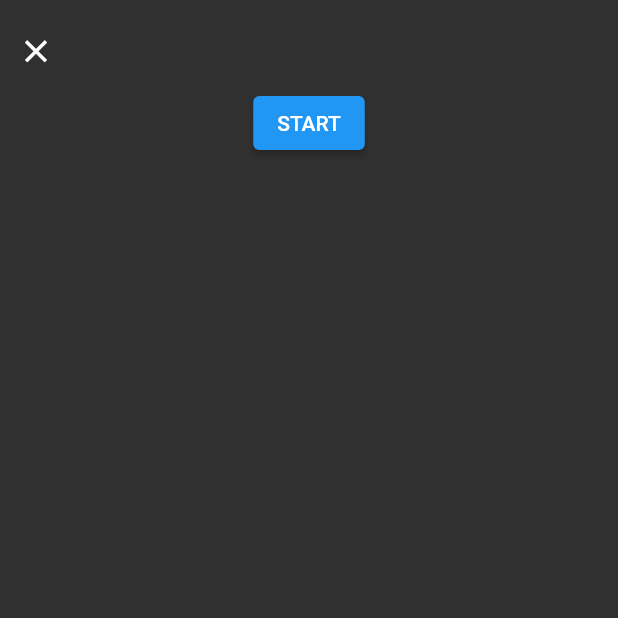
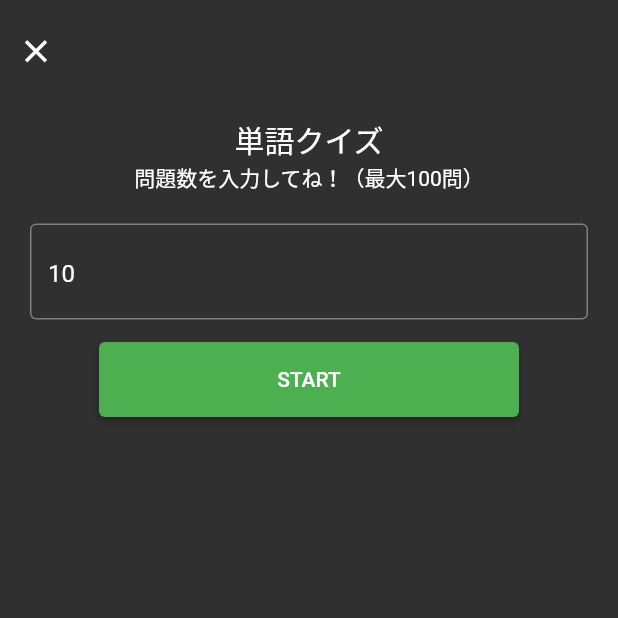
Before and after one commit to arie0703/Portan_app, a Flutter app: the QuizView screen opened directly, on a phone screen of 412 x 824 dp, the top half of it. Run offline on Flutter 3.47's test engine with Material 2 defaults, Android fonts, the phone set to English and light mode, and no system bars; our stand-ins replace cloud_firestore, device_info_plus, flutter_tts; accounts and stored records are empty.

Commit message:
リリース前準備: ボタンの色変更&クイズの問題数を設定できるように

```diff
--- a/lib/Quiz/ModeSelection.dart
+++ b/lib/Quiz/ModeSelection.dart
@@ -36,7 +36,7 @@ class ModeSelection extends StatelessWidget {
                 },
                 child: Text("ポルトガル語　→　日本語"),
                 style: ElevatedButton.styleFrom(
-                  primary: Colors.orange, //ボタンの背景色
+                  primary: Colors.green, //ボタンの背景色
                 ),
             ),
 
@@ -62,7 +62,7 @@ class ModeSelection extends StatelessWidget {
                   },
                   child: Text("日本語　→　ポルトガル語"),
                   style: ElevatedButton.styleFrom(
-                    primary: Colors.orange, //ボタンの背景色
+                    primary: Colors.green, //ボタンの背景色
                   ),
               )
           ),
--- a/lib/Quiz/QuestionArea.dart
+++ b/lib/Quiz/QuestionArea.dart
@@ -78,7 +78,7 @@ class _QuestionAreaState extends State<QuestionArea> {
                                 onPressed: () {
                                   context.read<QuizStatus>().correctAnswer();
                                   Navigator.pop(context);
-                                  if (context.read<QuizStatus>().currentQuestion < 10) {
+                                  if (context.read<QuizStatus>().currentQuestion < context.read<QuizStatus>().numberOfQuestion) {
                                     context.read<QuizStatus>().goNext();
                                   } else {
                                     context.read<QuizStatus>().end();
@@ -103,7 +103,7 @@ class _QuestionAreaState extends State<QuestionArea> {
                               onPressed: () {
                                 Navigator.pop(context);
                                 context.read<QuizStatus>().addWrongWords(widget.question, answer);
-                                if (context.read<QuizStatus>().currentQuestion < 10) {
+                                if (context.read<QuizStatus>().currentQuestion < context.read<QuizStatus>().numberOfQuestion ) {
                                   context.read<QuizStatus>().goNext();
                                 } else {
                                   context.read<QuizStatus>().end();
@@ -121,7 +121,7 @@ class _QuestionAreaState extends State<QuestionArea> {
                 },
                 child: Text(widget.option[widget.shuffledIdx[i]]),
                 style: ElevatedButton.styleFrom(
-                  primary: Colors.orange, //ボタンの背景色
+                  primary: Colors.green, //ボタンの背景色
                 ),
               ),
             ),
--- a/lib/Quiz/QuizStatus.dart
+++ b/lib/Quiz/QuizStatus.dart
@@ -6,6 +6,7 @@ class QuizStatus with ChangeNotifier{
   int _currentQuestion = 1;
   int _correct = 0;
   int _selectedLanguage = 0; // 0 => ポルトガル語→日本語 1 => 日本語→ポルトガル語
+  int _numberOfQuestion = 10; // デフォルトは10
   List _wrongWords = [];
 
   bool get isStarted => _isStarted;
@@ -13,6 +14,7 @@ class QuizStatus with ChangeNotifier{
   int get currentQuestion => _currentQuestion;
   int get correct => _correct;
   int get selectedLanguage => _selectedLanguage;
+  int get numberOfQuestion => _numberOfQuestion;
   List get wrongWords => _wrongWords;
 
 
@@ -22,12 +24,13 @@ class QuizStatus with ChangeNotifier{
     notifyListeners();
   }
 
-  void start(language) {
+  void start(language, number) {
     _isStarted = true;
     _correct = 0;
     _currentQuestion = 1;
     _wrongWords = [];
     _selectedLanguage = language;
+    _numberOfQuestion = number;
     notifyListeners();
   }
 
--- a/lib/Quiz/QuizView.dart
+++ b/lib/Quiz/QuizView.dart
@@ -4,6 +4,7 @@ import 'package:por_app/Quiz/QuestionBuilder.dart';
 import 'package:por_app/Quiz/QuizStatus.dart';
 import 'package:provider/provider.dart';
 import 'package:por_app/Quiz/Result.dart';
+import 'package:por_app/Quiz/StartView.dart';
 
 class QuizView extends StatefulWidget {
   int language;
@@ -70,14 +71,7 @@ class _QuizViewState extends State<QuizView> {
                   Result()
 
                 else if (!context.watch<QuizStatus>().isStarted)
-                    ElevatedButton(
-                        onPressed: () {
-                          setState(() {
-                            context.read<QuizStatus>().start(widget.language);
-                          });
-                        },
-                        child: Text("START")
-                    ),
+                  StartView(widget.language)
 
                 // デバッグ用
                 // Text("isEnded: " + context.watch<QuizStatus>().isEnded.toString()),
--- /dev/null
+++ b/lib/Quiz/StartView.dart
@@ -0,0 +1,82 @@
+import 'package:flutter/material.dart';
+import 'package:flutter/services.dart';
+import 'package:por_app/Quiz/QuestionBuilder.dart';
+import 'package:por_app/Quiz/QuizStatus.dart';
+import 'package:por_app/Quiz/WrongAnswers.dart';
+import 'package:provider/provider.dart';
+import 'package:por_app/Words/WordCard.dart';
+
+class StartView extends StatelessWidget {
+  int language;
+  StartView(this.language);
+
+  int number = 10;
+
+  Widget build(BuildContext context) {
+    return Container(
+      margin: EdgeInsets.all(20),
+      child: Column(
+        children: [
+          Text(
+              "単語クイズ",
+            style: TextStyle(
+              fontSize: 20
+            )
+          ),
+          Text("問題数を入力してね！（最大100問）"),
+          SizedBox(height: 20),
+          TextField(
+            controller: TextEditingController(text: "10"),
+            decoration: InputDecoration(
+              border: OutlineInputBorder(),
+              hintText: '問題数を設定（デフォルトは10）',
+              focusedBorder:OutlineInputBorder(
+                borderSide: const BorderSide(color: Colors.green, width: 2.0),
+                borderRadius: BorderRadius.circular(5.0),
+              ),
+            ),
+            onChanged: (text) {
+              number = int.parse(text);
+            },
+            keyboardType: TextInputType.number,
+            inputFormatters: [FilteringTextInputFormatter.digitsOnly],
+          ),
+          SizedBox(height: 15),
+          SizedBox(
+            width: 280,
+            height: 50,
+            child: ElevatedButton(
+                onPressed: () {
+                  if (number <= 100 && number >= 1) {
+                    context.read<QuizStatus>().start(language, number);
+                  } else {
+                    showDialog(
+                        context: context,
+                        builder: (_) {
+                          return AlertDialog(
+                            title: Text("エラー"),
+                            content: Text("1~100の数字を入力してください。"),
+                            actions: <Widget>[
+                              TextButton(
+                                child: Text("Yes"),
+                                onPressed: () {
+                                  Navigator.pop(context);
+                                },
+                              ),
+                            ],
+                          );
+                        }
+                        );
+                  }
+                },
+                child: Text("START"),
+                style: ElevatedButton.styleFrom(
+                  primary: Colors.green,
+                )
+            ),
+          )
+        ],
+      ),
+    );
+  }
+}
--- a/lib/main.dart
+++ b/lib/main.dart
@@ -33,7 +33,7 @@ class MyApp extends StatelessWidget {
       theme: ThemeData(
         brightness: Brightness.dark, // ダークモード
         primaryColor: Colors.black,
-        accentColor: Colors.orangeAccent,
+        accentColor: Colors.green,
       ),
 
       home: MyHomePage(title: '単語帳'),
@@ -223,7 +223,7 @@ class _MyHomePageState extends State<MyHomePage> {
             ),
           ],
           currentIndex: _selectedNavContent,
-          selectedItemColor: Colors.amber[800],
+          selectedItemColor: Colors.lightGreenAccent,
           onTap: _onItemTapped,
         ),
       )// This trailing comma makes auto-formatting nicer for build methods.
```
Also changed, not shown: lib/Quiz/Result.dart (+52 -12 lines).
